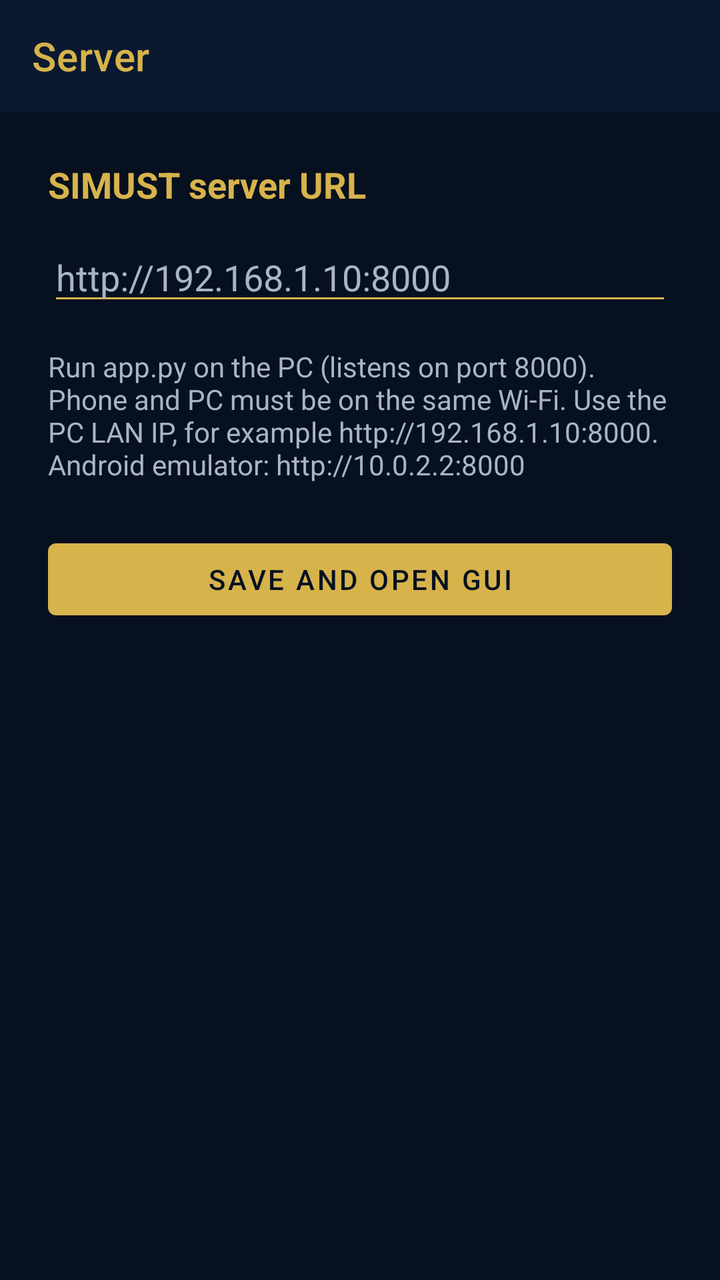
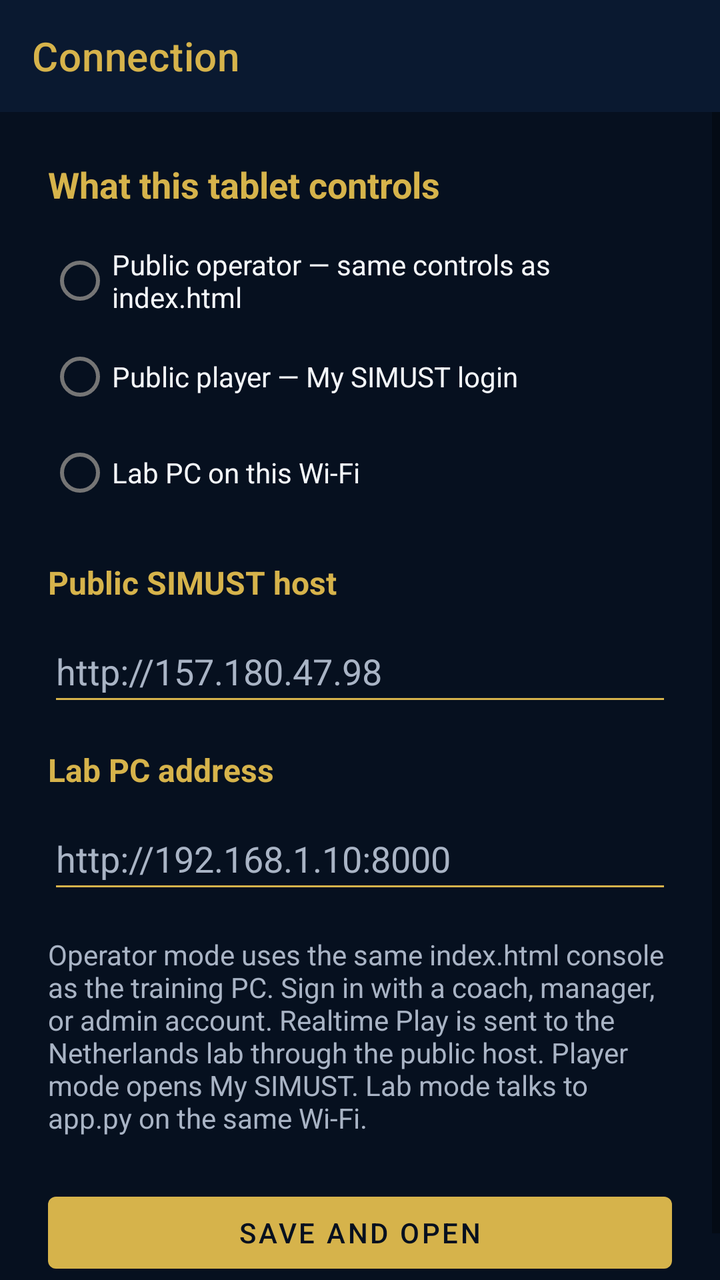

Screens rendered from an Android XML layout before and after an edit, with the pre-edit source and the edit as a unified diff.
<!-- AndroidManifest.xml: application theme Theme.SimustAnalyzer -->
<!-- res/layout/activity_settings.xml -->
<?xml version="1.0" encoding="utf-8"?>
<LinearLayout xmlns:android="http://schemas.android.com/apk/res/android"
    xmlns:app="http://schemas.android.com/apk/res-auto"
    android:layout_width="match_parent"
    android:layout_height="match_parent"
    android:background="@color/navy"
    android:orientation="vertical">

    <androidx.appcompat.widget.Toolbar
        android:id="@+id/toolbar"
        android:layout_width="match_parent"
        android:layout_height="?attr/actionBarSize"
        android:background="@color/navy_2"
        android:theme="@style/ThemeOverlay.AppCompat.Dark.ActionBar"
        app:title="@string/settings_title"
        app:titleTextColor="@color/gold" />

    <LinearLayout
        android:layout_width="match_parent"
        android:layout_height="match_parent"
        android:orientation="vertical"
        android:padding="24dp">

        <TextView
            android:layout_width="match_parent"
            android:layout_height="wrap_content"
            android:text="@string/server_url_label"
            android:textColor="@color/gold"
            android:textSize="18sp"
            android:textStyle="bold" />

        <EditText
            android:id="@+id/serverUrl"
            android:layout_width="match_parent"
            android:layout_height="wrap_content"
            android:layout_marginTop="12dp"
            android:backgroundTint="@color/gold"
            android:hint="@string/server_url_hint"
            android:inputType="textUri"
            android:textColor="@color/ink"
            android:textColorHint="@color/muted" />

        <TextView
            android:layout_width="match_parent"
            android:layout_height="wrap_content"
            android:layout_marginTop="16dp"
            android:text="@string/help_text"
            android:textColor="@color/muted"
            android:textSize="14sp" />

        <Button
            android:id="@+id/saveButton"
            android:layout_width="match_parent"
            android:layout_height="wrap_content"
            android:layout_marginTop="24dp"
            android:text="@string/save" />
    </LinearLayout>
</LinearLayout>
<!-- resources referenced by this layout -->
<resources>
  <color name="gold">#D6B34B</color>
  <color name="ink">#F5F8FB</color>
  <color name="muted">#A9B4C5</color>
  <color name="navy">#06101F</color>
  <color name="navy_2">#0A1930</color>
  <string name="help_text">Run app.py on the PC (listens on port 8000). Phone and PC must be on the same Wi‑Fi. Use the PC LAN IP, for example http://192.168.1.10:8000. Android emulator: http://10.0.2.2:8000</string>
  <string name="save">Save and open GUI</string>
  <string name="server_url_hint">http://192.168.1.10:8000</string>
  <string name="server_url_label">SIMUST server URL</string>
  <string name="settings_title">Server</string>
  <style name="Theme.SimustAnalyzer" parent="Theme.MaterialComponents.DayNight.NoActionBar">
          <item name="colorPrimary">@color/gold</item>
          <item name="colorPrimaryVariant">@color/navy</item>
          <item name="colorOnPrimary">@color/navy</item>
          <item name="android:statusBarColor">@color/navy</item>
          <item name="android:navigationBarColor">@color/navy</item>
          <item name="android:windowBackground">@color/navy</item>
      </style>
</resources>

<!-- the commit's change to res/layout/activity_settings.xml (unified diff, before → after) -->
@@ -15,44 +15,109 @@
         app:title="@string/settings_title"
         app:titleTextColor="@color/gold" />
 
-    <LinearLayout
+    <ScrollView
         android:layout_width="match_parent"
-        android:layout_height="match_parent"
-        android:orientation="vertical"
-        android:padding="24dp">
+        android:layout_height="match_parent">
 
-        <TextView
+        <LinearLayout
             android:layout_width="match_parent"
             android:layout_height="wrap_content"
-            android:text="@string/server_url_label"
-            android:textColor="@color/gold"
-            android:textSize="18sp"
-            android:textStyle="bold" />
+            android:orientation="vertical"
+            android:padding="24dp">
 
-        <EditText
-            android:id="@+id/serverUrl"
-            android:layout_width="match_parent"
-            android:layout_height="wrap_content"
-            android:layout_marginTop="12dp"
-            android:backgroundTint="@color/gold"
-            android:hint="@string/server_url_hint"
-            android:inputType="textUri"
-            android:textColor="@color/ink"
-            android:textColorHint="@color/muted" />
+            <TextView
+                android:layout_width="match_parent"
+                android:layout_height="wrap_content"
+                android:text="@string/mode_label"
+                android:textColor="@color/gold"
+                android:textSize="18sp"
+                android:textStyle="bold" />
 
-        <TextView
-            android:layout_width="match_parent"
-            android:layout_height="wrap_content"
-            android:layout_marginTop="16dp"
-            android:text="@string/help_text"
-            android:textColor="@color/muted"
-            android:textSize="14sp" />
+            <RadioGroup
+                android:id="@+id/modeGroup"
+                android:layout_width="match_parent"
+                android:layout_height="wrap_content"
+                android:layout_marginTop="12dp">
 
-        <Button
-            android:id="@+id/saveButton"
-            android:layout_width="match_parent"
-            android:layout_height="wrap_content"
-            android:layout_marginTop="24dp"
-            android:text="@string/save" />
-    </LinearLayout>
+                <RadioButton
+                    android:id="@+id/modeOperator"
+                    android:layout_width="match_parent"
+                    android:layout_height="wrap_content"
+                    android:text="@string/mode_operator"
+                    android:textColor="@color/ink" />
+
+                <RadioButton
+                    android:id="@+id/modePlayer"
+                    android:layout_width="match_parent"
+                    android:layout_height="wrap_content"
+                    android:text="@string/mode_player"
+                    android:textColor="@color/ink" />
+
+                <RadioButton
+                    android:id="@+id/modeLab"
+                    android:layout_width="match_parent"
+                    android:layout_height="wrap_content"
+                    android:text="@string/mode_lab"
+                    android:textColor="@color/ink" />
+            </RadioGroup>
+
+            <TextView
+                android:layout_width="match_parent"
+                android:layout_height="wrap_content"
+                android:layout_marginTop="20dp"
+                android:text="@string/public_host_label"
+                android:textColor="@color/gold"
+                android:textSize="16sp"
+                android:textStyle="bold" />
+
+            <EditText
+                android:id="@+id/publicHost"
+                android:layout_width="match_parent"
+                android:layout_height="wrap_content"
+                android:layout_marginTop="8dp"
+                android:backgroundTint="@color/gold"
+                android:hint="@string/public_host_hint"
+                android:inputType="textUri"
+                android:minHeight="48dp"
+                android:textColor="@color/ink"
+                android:textColorHint="@color/muted" />
+
+            <TextView
+                android:layout_width="match_parent"
+                android:layout_height="wrap_content"
+                android:layout_marginTop="16dp"
+                android:text="@string/lab_host_label"
+                android:textColor="@color/gold"
+                android:textSize="16sp"
+                android:textStyle="bold" />
+
+            <EditText
+                android:id="@+id/labHost"
+                android:layout_width="match_parent"
+                android:layout_height="wrap_content"
+                android:layout_marginTop="8dp"
+                android:backgroundTint="@color/gold"
+                android:hint="@string/lab_host_hint"
+                android:inputType="textUri"
+                android:minHeight="48dp"
+                android:textColor="@color/ink"
+                android:textColorHint="@color/muted" />
+
+            <TextView
+                android:layout_width="match_parent"
+                android:layout_height="wrap_content"
+                android:layout_marginTop="16dp"
+                android:text="@string/help_text"
+                android:textColor="@color/muted"
+                android:textSize="14sp" />
+
+            <Button
+                android:id="@+id/saveButton"
+                android:layout_width="match_parent"
+                android:layout_height="wrap_content"
+                android:layout_marginTop="24dp"
+                android:minHeight="48dp"
+                android:text="@string/save" />
+        </LinearLayout>
+    </ScrollView>
 </LinearLayout>
<!-- resource entries referenced after the edit -->
@@ -5,11 +5,17 @@
   <color name="muted">#A9B4C5</color>
   <color name="navy">#06101F</color>
   <color name="navy_2">#0A1930</color>
-  <string name="help_text">Run app.py on the PC (listens on port 8000). Phone and PC must be on the same Wi‑Fi. Use the PC LAN IP, for example http://192.168.1.10:8000. Android emulator: http://10.0.2.2:8000</string>
-  <string name="save">Save and open GUI</string>
-  <string name="server_url_hint">http://192.168.1.10:8000</string>
-  <string name="server_url_label">SIMUST server URL</string>
-  <string name="settings_title">Server</string>
+  <string name="help_text">Operator mode uses the same index.html console as the training PC. Sign in with a coach, manager, or admin account. Realtime Play is sent to the Netherlands lab through the public host. Player mode opens My SIMUST. Lab mode talks to app.py on the same Wi‑Fi.</string>
+  <string name="lab_host_hint">http://192.168.1.10:8000</string>
+  <string name="lab_host_label">Lab PC address</string>
+  <string name="mode_lab">Lab PC on this Wi‑Fi</string>
+  <string name="mode_label">What this tablet controls</string>
+  <string name="mode_operator">Public operator — same controls as index.html</string>
+  <string name="mode_player">Public player — My SIMUST login</string>
+  <string name="public_host_hint">http://157.180.47.98</string>
+  <string name="public_host_label">Public SIMUST host</string>
+  <string name="save">Save and open</string>
+  <string name="settings_title">Connection</string>
   <style name="Theme.SimustAnalyzer" parent="Theme.MaterialComponents.DayNight.NoActionBar">
           <item name="colorPrimary">@color/gold</item>
           <item name="colorPrimaryVariant">@color/navy</item>
